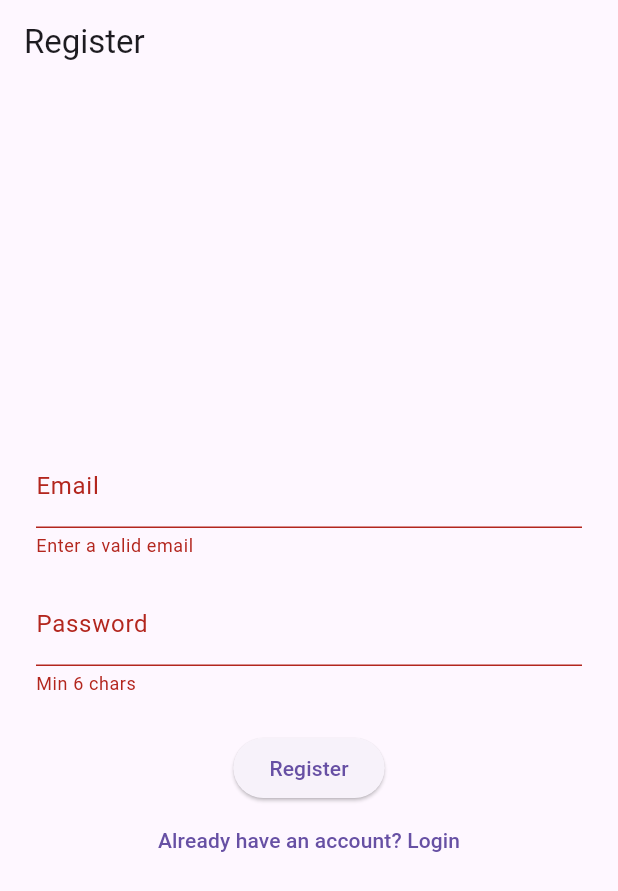
After one commit to VuNKhoi/LightOre, a Flutter app: the RegisterScreen screen opened by its route, after a tap on "Register", on a phone screen of 412 x 824 dp. The commit adds this screen. Shown: the top 891 px of the screen. Run offline on Flutter 3.47's test engine with Material 3 defaults, Android fonts, the phone set to English and light mode, and no system bars; our stand-ins replace firebase_auth, firebase_core, flutter_riverpod, go_router, shared_preferences; accounts and stored records are empty.

Commit message:
add register screen and integrate firebase auth

```diff
--- a/lib/app.dart
+++ b/lib/app.dart
@@ -1,9 +1,9 @@
 import 'package:flutter/material.dart';
 import 'package:flutter_riverpod/flutter_riverpod.dart';
 import 'package:go_router/go_router.dart';
-import 'package:lightore/features/auth/application/auth_provider.dart';
 import 'core/presentation/auth_gate.dart';
 import 'features/auth/presentation/screens/login_screen.dart';
+import 'features/auth/presentation/screens/register_screen.dart';
 import 'features/home/presentation/screens/home_screen.dart';
 
 class LightOreApp extends ConsumerWidget {
@@ -12,7 +12,6 @@ class LightOreApp extends ConsumerWidget {
   @override
   Widget build(BuildContext context, WidgetRef ref) {
     final router = createAppRouter(ref);
-
     return MaterialApp.router(
       routerConfig: router,
       builder: (context, child) => AuthGate(child: child!),
@@ -32,7 +31,10 @@ GoRouter createAppRouter(WidgetRef ref) {
         path: '/home',
         builder: (context, state) => const HomeScreen(),
       ),
+      GoRoute(
+        path: '/register',
+        builder: (context, state) => const RegisterScreen(),
+      ),
     ],
-    refreshListenable: ValueNotifier(ref.watch(authProvider)),
   );
 }
--- a/lib/features/auth/application/auth_notifier.dart
+++ b/lib/features/auth/application/auth_notifier.dart
@@ -46,4 +46,30 @@ class AuthNotifier extends StateNotifier<AuthState> {
     }
     return success;
   }
+
+  Future<void> registerWithEmail(String email, String password) async {
+    try {
+      await _authRepository.registerWithEmail(email, password);
+      state = AuthState.authenticated();
+    } catch (e) {
+      rethrow;
+    }
+  }
+
+  Future<void> signInWithEmail(String email, String password) async {
+    try {
+      await _authRepository.signInWithEmail(email, password);
+      state = AuthState.authenticated();
+    } catch (e) {
+      rethrow;
+    }
+  }
+
+  Future<void> sendPasswordResetEmail(String email) async {
+    try {
+      await _authRepository.sendPasswordResetEmail(email);
+    } catch (e) {
+      rethrow;
+    }
+  }
 }
--- /dev/null
+++ b/lib/features/auth/presentation/screens/auth_error_mapper.dart
@@ -0,0 +1,27 @@
+String mapAuthErrorToMessage(Object e) {
+  var msg = e.toString();
+  // Remove 'Exception: ' prefix if present
+  if (msg.startsWith('Exception: ')) {
+    msg = msg.replaceFirst('Exception: ', '');
+  }
+  if (msg.contains('user-not-found')) {
+    return 'No user found for that email.';
+  } else if (msg.contains('wrong-password')) {
+    return 'Incorrect password.';
+  } else if (msg.contains('invalid-email')) {
+    return 'The email address is invalid.';
+  } else if (msg.contains('network-request-failed')) {
+    return 'Network error. Please check your connection.';
+  } else if (msg.contains('too-many-requests')) {
+    return 'Too many attempts. Please try again later.';
+  } else if (msg.contains('Login failed')) {
+    return 'Login failed. Please check your credentials.';
+  } else if (msg.contains('Register failed')) {
+    return 'Register failed. Please check your credentials.';
+  } else if (msg.contains('password is invalid')) {
+    return 'Password is invalid.';
+  } else if (msg.contains('email-already-in-use')) {
+    return 'This email is already registered.';
+  }
+  return 'Authentication failed. Please try again.';
+}
--- /dev/null
+++ b/lib/features/auth/presentation/screens/register_screen.dart
@@ -0,0 +1,141 @@
+import 'package:flutter/material.dart';
+import 'package:flutter_riverpod/flutter_riverpod.dart';
+import 'package:lightore/features/auth/application/auth_provider.dart';
+import 'auth_error_mapper.dart';
+
+class RegisterScreen extends ConsumerStatefulWidget {
+  const RegisterScreen({super.key});
+
+  @override
+  ConsumerState<RegisterScreen> createState() => _RegisterScreenState();
+}
+
+class _RegisterScreenState extends ConsumerState<RegisterScreen> {
+  final _formKey = GlobalKey<FormState>();
+  String _email = '';
+  String _password = '';
+  String? _errorMessage;
+  String? _infoMessage;
+  bool _loading = false;
+
+  // --- Auth Actions ---
+  Future<void> _register() async {
+    if (!_formKey.currentState!.validate()) return;
+    _setLoading(true, clearMessages: true);
+    try {
+      await ref
+          .read(authProvider.notifier)
+          .registerWithEmail(_email, _password);
+      if (mounted) Navigator.of(context).pushReplacementNamed('/home');
+    } catch (e) {
+      _setError(mapAuthErrorToMessage(e));
+    } finally {
+      _setLoading(false);
+    }
+  }
+
+  // --- State Helpers ---
+  void _setLoading(bool value, {bool clearMessages = false}) {
+    setState(() {
+      _loading = value;
+      if (clearMessages) {
+        _errorMessage = null;
+        _infoMessage = null;
+      }
+    });
+  }
+
+  void _setError(Object e) {
+    setState(() {
+      _errorMessage = mapAuthErrorToMessage(e);
+      _infoMessage = null;
+    });
+  }
+
+  void _clearMessages() {
+    if (_errorMessage != null || _infoMessage != null) {
+      setState(() {
+        _errorMessage = null;
+        _infoMessage = null;
+      });
+    }
+  }
+
+  // --- Widget Builders ---
+  Widget _buildError() => _errorMessage == null
+      ? const SizedBox.shrink()
+      : Column(children: [
+          Text(_errorMessage!, style: const TextStyle(color: Colors.red)),
+          const SizedBox(height: 16),
+        ]);
+
+  Widget _buildInfo() => _infoMessage == null
+      ? const SizedBox.shrink()
+      : Column(children: [
+          Text(_infoMessage!, style: const TextStyle(color: Colors.green)),
+          const SizedBox(height: 16),
+        ]);
+
+  Widget _buildEmailField() => TextFormField(
+        decoration: const InputDecoration(labelText: 'Email'),
+        keyboardType: TextInputType.emailAddress,
+        onChanged: (v) {
+          _email = v;
+          _clearMessages();
+        },
+        validator: (v) =>
+            v != null && v.contains('@') ? null : 'Enter a valid email',
+      );
+
+  Widget _buildPasswordField() => TextFormField(
+        decoration: const InputDecoration(labelText: 'Password'),
+        obscureText: true,
+        onChanged: (v) {
+          _password = v;
+          _clearMessages();
+        },
+        validator: (v) => v != null && v.length >= 6 ? null : 'Min 6 chars',
+      );
+
+  Widget _buildRegisterButton() => ElevatedButton(
+        onPressed: _loading ? null : _register,
+        child: _loading
+            ? const CircularProgressIndicator()
+            : const Text('Register'),
+      );
+
+  Widget _buildLoginButton() => TextButton(
+        onPressed: _loading
+            ? null
+            : () => Navigator.of(context).pushReplacementNamed('/login'),
+        child: const Text('Already have an account? Login'),
+      );
+
+  @override
+  Widget build(BuildContext context) {
+    return Scaffold(
+      appBar: AppBar(title: const Text('Register')),
+      body: Center(
+        child: SingleChildScrollView(
+          padding: const EdgeInsets.all(24),
+          child: Form(
+            key: _formKey,
+            child: Column(
+              mainAxisSize: MainAxisSize.min,
+              children: [
+                _buildError(),
+                _buildInfo(),
+                _buildEmailField(),
+                const SizedBox(height: 16),
+                _buildPasswordField(),
+                const SizedBox(height: 24),
+                _buildRegisterButton(),
+                _buildLoginButton(),
+              ],
+            ),
+          ),
+        ),
+      ),
+    );
+  }
+}
--- a/lib/repositories/auth_repository.dart
+++ b/lib/repositories/auth_repository.dart
@@ -1,8 +1,42 @@
 // lib/repositories/auth_repository.dart
+import 'package:firebase_auth/firebase_auth.dart';
 import 'package:shared_preferences/shared_preferences.dart';
 
 class AuthRepository {
+  final FirebaseAuth _firebaseAuth;
   static const _key = 'auth_status';
+
+  AuthRepository({FirebaseAuth? firebaseAuth})
+      : _firebaseAuth = firebaseAuth ?? FirebaseAuth.instance;
+
+  /// Signs in with email and password.
+  Future<UserCredential> signInWithEmail(String email, String password) async {
+    return await _firebaseAuth.signInWithEmailAndPassword(
+        email: email, password: password);
+  }
+
+  /// Registers a new user with email and password.
+  Future<UserCredential> registerWithEmail(
+      String email, String password) async {
+    return await _firebaseAuth.createUserWithEmailAndPassword(
+        email: email, password: password);
+  }
+
+  /// Signs out the current user.
+  Future<void> signOut() async {
+    await _firebaseAuth.signOut();
+  }
+
+  /// Returns the current user, or null if not signed in.
+  User? get currentUser => _firebaseAuth.currentUser;
+
+  /// Stream of auth state changes.
+  Stream<User?> get authStateChanges => _firebaseAuth.authStateChanges();
+
+  /// Sends a password reset email.
+  Future<void> sendPasswordResetEmail(String email) async {
+    await _firebaseAuth.sendPasswordResetEmail(email: email);
+  }
 
   /// Returns true if the value was set successfully, false otherwise.
   /// TODO: Consider returning a Result/Either type for richer error handling.
```
Also changed, not shown: lib/core/presentation/firebase_auth_gate.dart (added, +27 -0 lines), lib/features/auth/application/auth_provider.dart (+6 -2 lines), lib/features/auth/presentation/screens/login_screen.dart (+181 -17 lines), lib/features/home/presentation/screens/home_screen.dart (+14 -6 lines), lib/features/home/presentation/widgets/logout_button.dart (added, +19 -0 lines), 10 other files.
